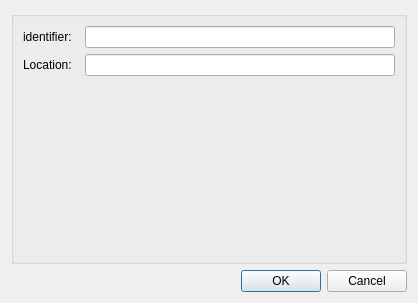
Before: the Qt Designer form mapclientplugins/sedmlsourcestep/qt/configuredialog.ui in nickerso/mapclientplugins.sed-mlsourcestep, drawn with Qt 5.
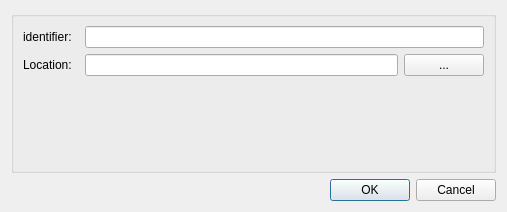
After: the same form once the commit is applied.

What changed in the file:
```diff
--- a/mapclientplugins/sedmlsourcestep/qt/configuredialog.ui
+++ b/mapclientplugins/sedmlsourcestep/qt/configuredialog.ui
@@ -6,20 +6,37 @@
    <rect>
     <x>0</x>
     <y>0</y>
-    <width>418</width>
-    <height>303</height>
+    <width>507</width>
+    <height>212</height>
    </rect>
   </property>
   <property name="windowTitle">
    <string>ConfigureDialog</string>
   </property>
   <layout class="QGridLayout" name="gridLayout">
-   <item row="0" column="0">
+   <item row="2" column="0">
+    <widget class="QDialogButtonBox" name="buttonBox">
+     <property name="orientation">
+      <enum>Qt::Horizontal</enum>
+     </property>
+     <property name="standardButtons">
+      <set>QDialogButtonBox::Cancel|QDialogButtonBox::Ok</set>
+     </property>
+    </widget>
+   </item>
+   <item row="1" column="0">
     <widget class="QGroupBox" name="configGroupBox">
      <property name="title">
       <string/>
      </property>
-     <layout class="QFormLayout" name="formLayout">
+     <layout class="QGridLayout" name="gridLayout_2">
+      <item row="1" column="0">
+       <widget class="QLabel" name="label1">
+        <property name="text">
+         <string>Location:  </string>
+        </property>
+       </widget>
+      </item>
       <item row="0" column="0">
        <widget class="QLabel" name="label0">
         <property name="text">
@@ -28,30 +45,40 @@
        </widget>
       </item>
       <item row="0" column="1">
-       <widget class="QLineEdit" name="lineEdit0"/>
-      </item>
-
-      <item row="1" column="0">
-       <widget class="QLabel" name="label1">
-        <property name="text">
-         <string>Location:  </string>
-        </property>
-       </widget>
+       <widget class="QLineEdit" name="lineEditIdentifier"/>
       </item>
       <item row="1" column="1">
-       <widget class="QLineEdit" name="lineEdit1"/>
+       <layout class="QHBoxLayout" name="horizontalLayout">
+        <item>
+         <widget class="QLineEdit" name="lineEditLocation"/>
+        </item>
+        <item>
+         <widget class="QPushButton" name="pushButtonLocation">
+          <property name="text">
+           <string>...</string>
+          </property>
+         </widget>
+        </item>
+       </layout>
+      </item>
+      <item row="2" column="1">
+       <spacer name="verticalSpacer">
+        <property name="orientation">
+         <enum>Qt::Vertical</enum>
+        </property>
+        <property name="sizeHint" stdset="0">
+         <size>
+          <width>20</width>
+          <height>40</height>
+         </size>
+        </property>
+       </spacer>
       </item>
      </layout>
-    </widget>
-   </item>
-   <item row="1" column="0">
-    <widget class="QDialogButtonBox" name="buttonBox">
-     <property name="orientation">
-      <enum>Qt::Horizontal</enum>
-     </property>
-     <property name="standardButtons">
-      <set>QDialogButtonBox::Cancel|QDialogButtonBox::Ok</set>
-     </property>
+     <zorder>label0</zorder>
+     <zorder>lineEditIdentifier</zorder>
+     <zorder>label1</zorder>
+     <zorder>verticalSpacer</zorder>
     </widget>
    </item>
   </layout>
```
Left out of the diff: 18 changed lines with no effect on the pictures.
